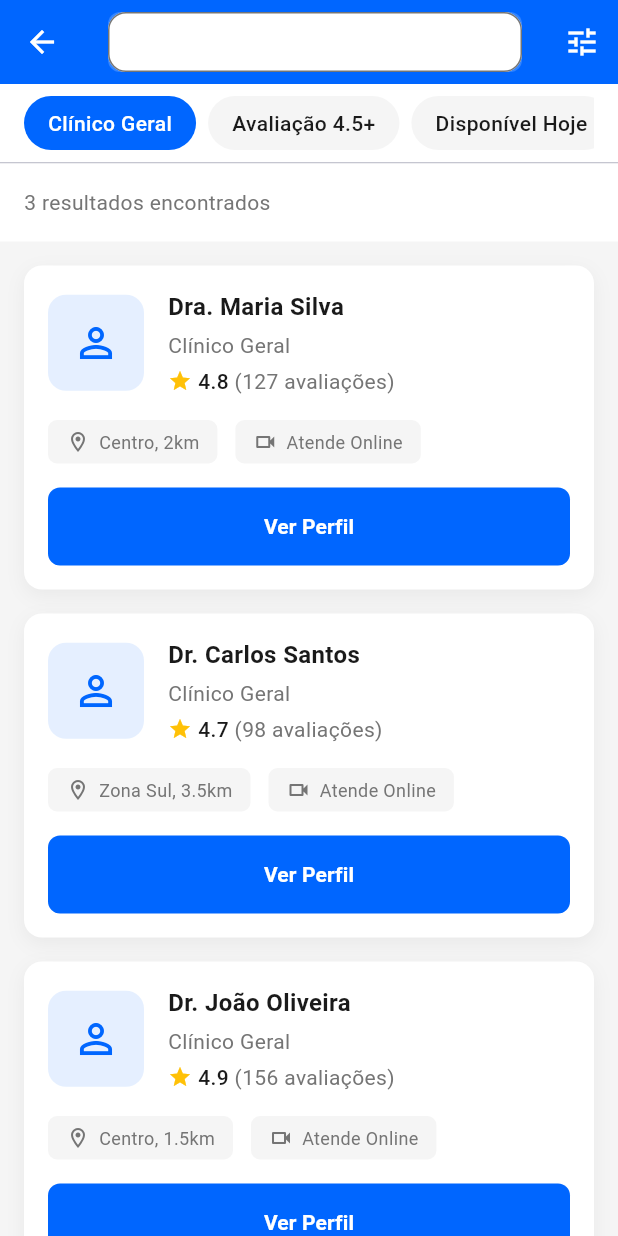
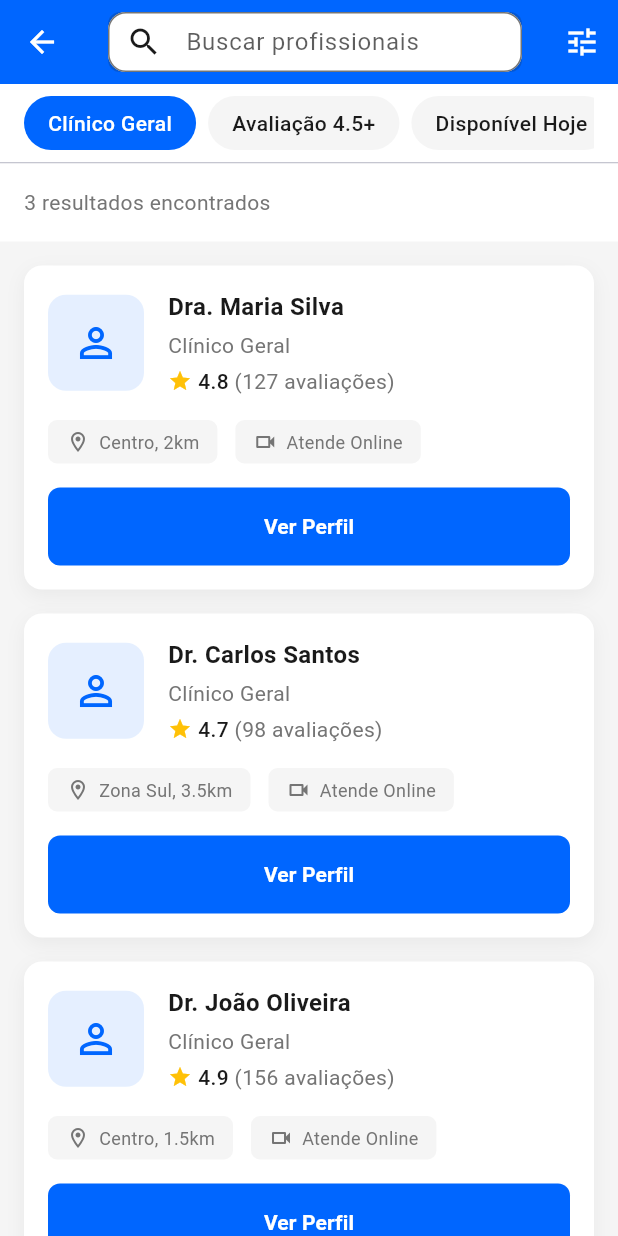
Before and after one commit to HeitorLouzeiroRepositoryIFPI/agenda_saude, a Flutter app: the SearchResultsView screen opened by its route, on a phone screen of 412 x 824 dp. Run offline on Flutter 3.47's test engine with Material 3 defaults, Android fonts, the phone set to English and light mode, and no system bars; our stand-ins replace go_router.

Commit message:
sytle: Alterando cor para melhor visualização.

```diff
--- a/lib/app/modules/search/search_results_view.dart
+++ b/lib/app/modules/search/search_results_view.dart
@@ -24,16 +24,16 @@ class SearchResultsView extends StatelessWidget {
               title: Container(
                 height: 40,
                 decoration: BoxDecoration(
-                  color: AppColors.white.withOpacity(0.2),
+                  color: AppColors.text.withOpacity(0.2),
                   borderRadius: BorderRadius.circular(8),
                 ),
                 child: TextField(
                   controller: viewModel.searchController,
-                  style: const TextStyle(color: AppColors.white),
+                  style: const TextStyle(color: AppColors.text),
                   decoration: InputDecoration(
                     hintText: 'Buscar profissionais',
-                    hintStyle: TextStyle(color: AppColors.white.withOpacity(0.7)),
-                    prefixIcon: const Icon(Icons.search, color: AppColors.white),
+                    hintStyle: TextStyle(color: AppColors.text.withOpacity(0.7)),
+                    prefixIcon: const Icon(Icons.search, color: AppColors.text),
                     border: InputBorder.none,
                     contentPadding: const EdgeInsets.symmetric(horizontal: 16, vertical: 8),
                   ),
```
